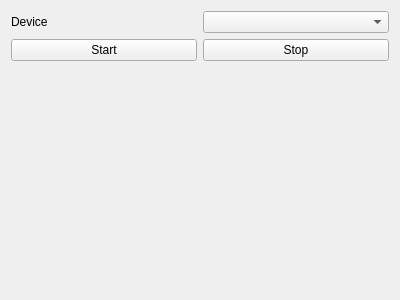
The window that graphics/property/cameraproperty.ui (keyanmca/DesktopLiveManager) describes before a commit, drawn with Qt 5.
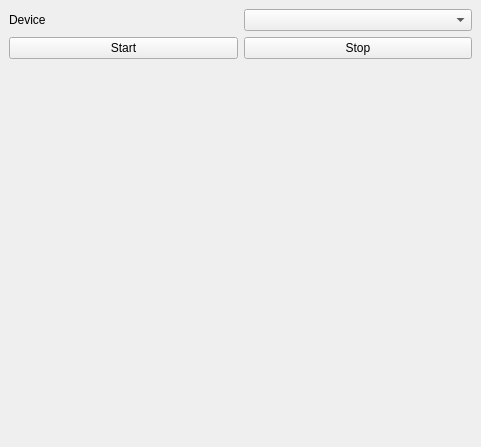
The same window after the commit.

Commit message: changed setting view layout and fixed a few bugs

```diff
--- a/graphics/property/cameraproperty.ui
+++ b/graphics/property/cameraproperty.ui
@@ -6,13 +6,43 @@
    <rect>
     <x>0</x>
     <y>0</y>
-    <width>400</width>
-    <height>300</height>
+    <width>481</width>
+    <height>447</height>
    </rect>
   </property>
   <property name="windowTitle">
    <string>Form</string>
   </property>
+  <layout class="QVBoxLayout" name="verticalLayout">
+   <property name="leftMargin">
+    <number>0</number>
+   </property>
+   <property name="topMargin">
+    <number>0</number>
+   </property>
+   <property name="rightMargin">
+    <number>0</number>
+   </property>
+   <property name="bottomMargin">
+    <number>0</number>
+   </property>
+   <item>
+    <widget class="QScrollArea" name="scrollArea">
+     <property name="frameShape">
+      <enum>QFrame::NoFrame</enum>
+     </property>
+     <property name="widgetResizable">
+      <bool>true</bool>
+     </property>
+     <widget class="QWidget" name="scrollAreaWidgetContents_2">
+      <property name="geometry">
+       <rect>
+        <x>0</x>
+        <y>0</y>
+        <width>481</width>
+        <height>447</height>
+       </rect>
+      </property>
   <layout class="QGridLayout" name="gridLayout">
    <item row="1" column="1">
     <widget class="QPushButton" name="c_stop_">
@@ -46,10 +76,14 @@
      <property name="sizeHint" stdset="0">
       <size>
        <width>20</width>
-       <height>40</height>
+           <height>368</height>
       </size>
      </property>
     </spacer>
+       </item>
+      </layout>
+     </widget>
+    </widget>
    </item>
   </layout>
  </widget>
```
Left out of the diff: 20 changed lines with no effect on the pictures. Lines whose indentation alone changed are shown as unchanged. The commit also changes 29 other files.
